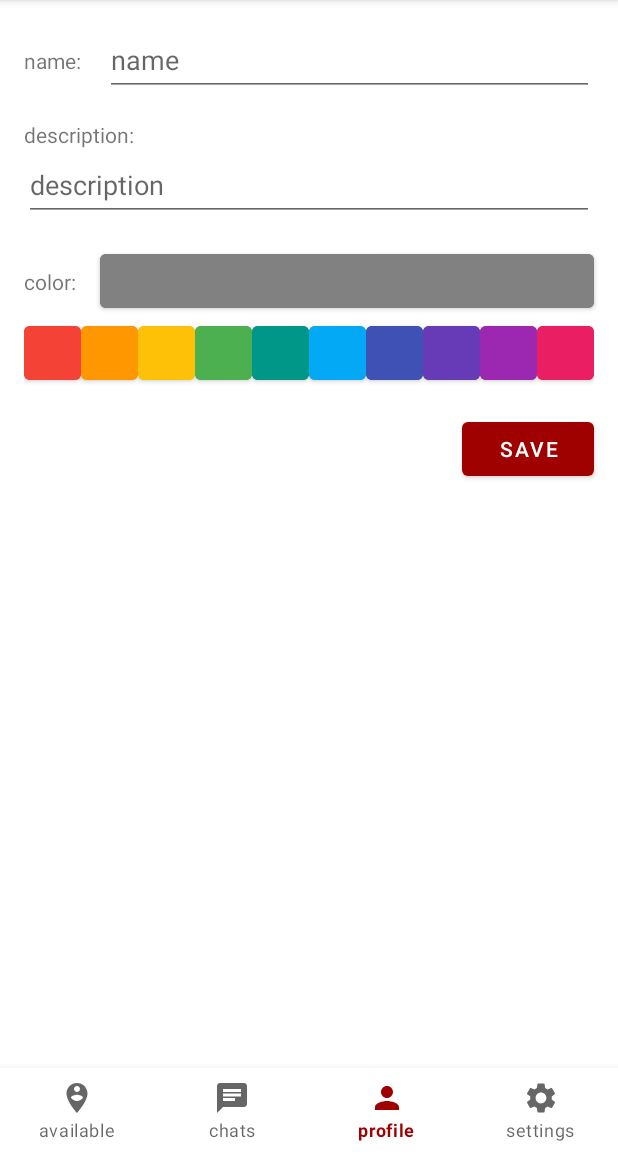
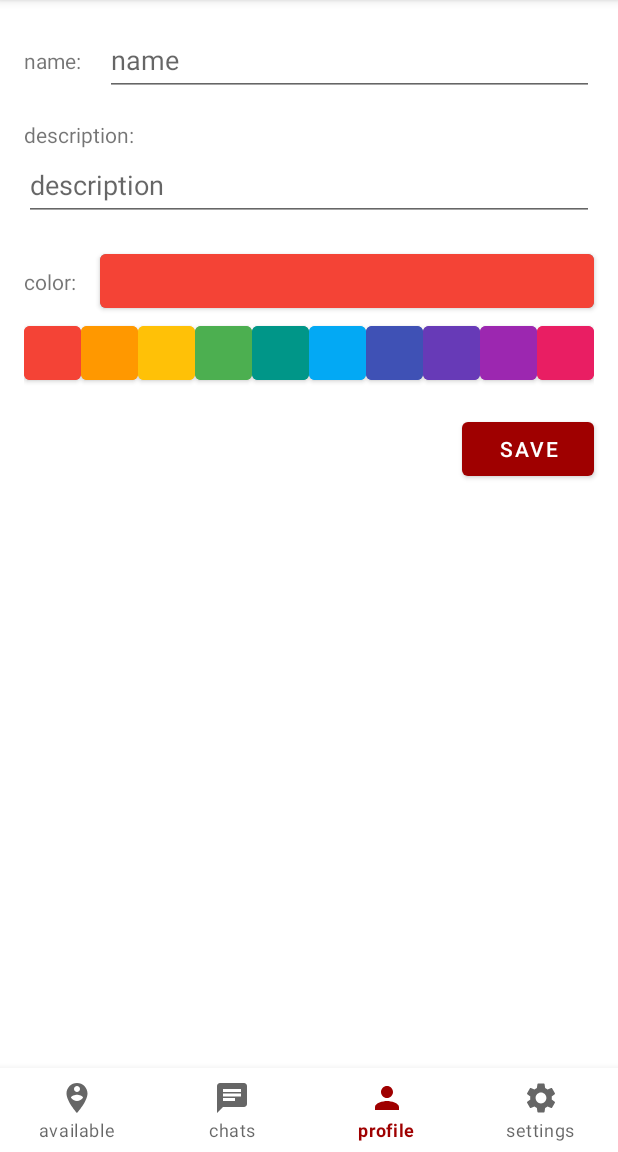
Before and after one commit to timlock/NearbyChat, an Android app: the screen it shows after launch (MainActivity), item 3 of the bottom bar chosen, on a phone screen of 412 x 824 dp, the part 84-1236 px from its top. Run offline under Robolectric (Android 15) with nearby library versions, the phone set to English and light mode, and no system bars; our stand-ins replace Room's generated code.

Commit message:
Eigenes Profil: maximale Zeichenanzahl eingebaut, bugs gefixt

```diff
--- a/NearbyChat/app/src/main/java/de/hsos/nearbychat/app/view/ProfileView.kt
+++ b/NearbyChat/app/src/main/java/de/hsos/nearbychat/app/view/ProfileView.kt
@@ -1,24 +1,22 @@
 package de.hsos.nearbychat.app.view
 
-import android.graphics.drawable.ColorDrawable
+import android.app.Activity
 import android.os.Bundle
-import android.text.Editable
-import android.text.TextWatcher
-import androidx.fragment.app.Fragment
 import android.view.LayoutInflater
 import android.view.View
 import android.view.ViewGroup
+import android.view.inputmethod.InputMethodManager
 import android.widget.Button
 import android.widget.TextView
 import androidx.core.content.ContextCompat
 import androidx.core.widget.addTextChangedListener
+import androidx.fragment.app.Fragment
 import androidx.fragment.app.viewModels
-import androidx.lifecycle.LiveData
 import de.hsos.nearbychat.R
 import de.hsos.nearbychat.app.application.Application
 import de.hsos.nearbychat.app.domain.OwnProfile
-import de.hsos.nearbychat.app.domain.Profile
 import de.hsos.nearbychat.app.viewmodel.ViewModel
+
 
 /**
  * A simple [Fragment] subclass.
@@ -61,6 +59,7 @@ class ProfileView : Fragment() {
                 }
 
                 colorPreview = view.findViewById(R.id.profile_color)
+                changeColor(profile.color, profile)
 
                 view.findViewById<Button>(R.id.profile_color_0).setOnClickListener{
                     changeColor(0, profile)
@@ -95,6 +94,11 @@ class ProfileView : Fragment() {
 
                 view.findViewById<Button>(R.id.profile_save).setOnClickListener{
                     viewModel.updateOwnProfile(profile)
+                    // hide keyboard
+                    val inputMethodManager: InputMethodManager = requireActivity().getSystemService(Activity.INPUT_METHOD_SERVICE) as InputMethodManager
+                    if (inputMethodManager.isAcceptingText) {
+                        inputMethodManager.hideSoftInputFromWindow( requireActivity().currentFocus!!.windowToken, 0)
+                    }
                 }
             }
         }
--- a/NearbyChat/app/src/main/res/layout/fragment_profile_view.xml
+++ b/NearbyChat/app/src/main/res/layout/fragment_profile_view.xml
@@ -53,6 +53,7 @@
         android:inputType="textPersonName"
         android:minHeight="48dp"
         android:hint="@string/name"
+        android:maxLength="16"
         app:layout_constraintEnd_toEndOf="parent"
         app:layout_constraintStart_toEndOf="@+id/profile_name_label"
         app:layout_constraintTop_toTopOf="parent" />
@@ -67,6 +68,7 @@
         android:inputType="textPersonName"
         android:minHeight="48dp"
         android:hint="@string/description"
+        android:maxLength="32"
         app:layout_constraintEnd_toEndOf="parent"
         app:layout_constraintStart_toStartOf="parent"
         app:layout_constraintTop_toBottomOf="@+id/profile_desc_label" />
```
